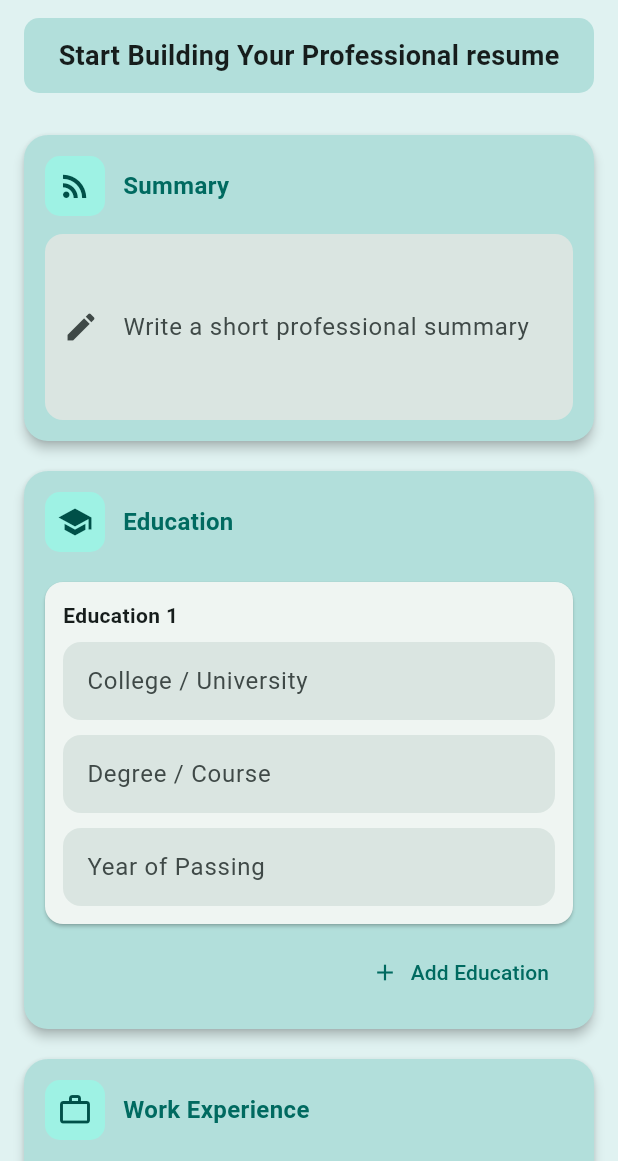
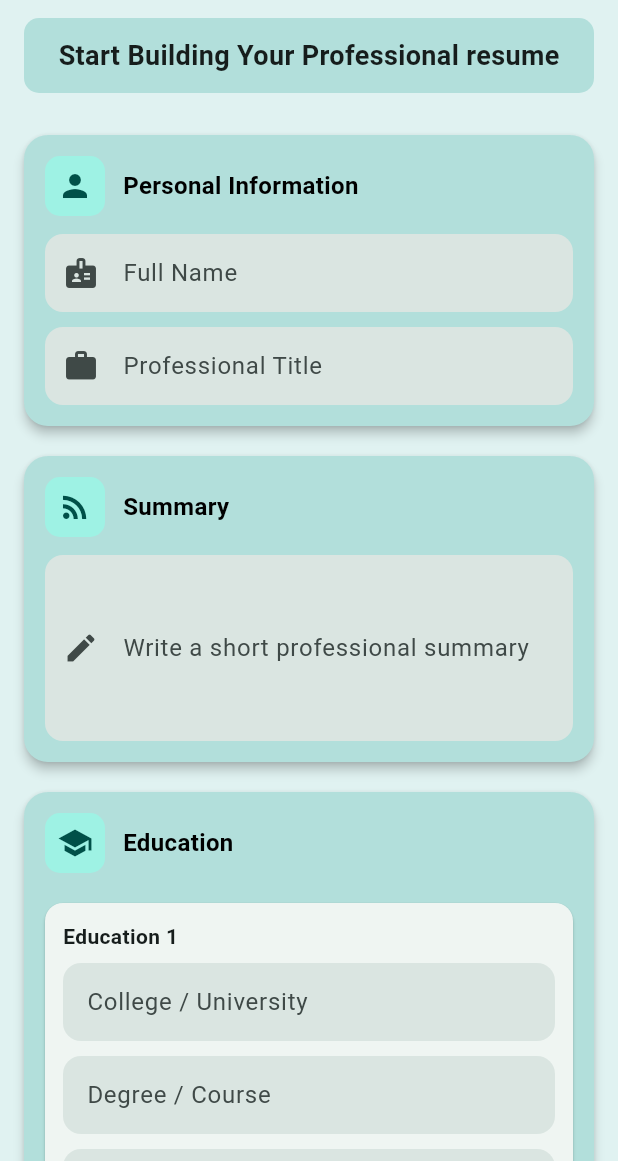
Before and after one commit to SourabhChindage/resume_builder_app, a Flutter app: the screen it shows after launch, on a phone screen of 412 x 824 dp, the part 75-1236 px from its top. Run offline on Flutter 3.47's test engine with Material 3 defaults, Android fonts, the phone set to English and light mode, and no system bars; our stand-ins replace hive; accounts and stored records are empty.

Commit message:
Final commit: Complete Flutter Resume Builder app with preview screen

```diff
--- a/lib/main.dart
+++ b/lib/main.dart
@@ -1,5 +1,8 @@
 // main.dart
 import 'package:flutter/material.dart';
+import 'models/resume_data.dart';
+import 'ResumePreviewScreen.dart';
+
 
 void main() => runApp(const MyApp());
 
@@ -28,6 +31,9 @@ class ResumeFormScreen extends StatefulWidget {
 
 class _ResumeFormScreenState extends State<ResumeFormScreen> {
   final _formKey = GlobalKey<FormState>();
+  final TextEditingController nameController = TextEditingController();
+  final TextEditingController titleController = TextEditingController();
+
   final TextEditingController summaryController = TextEditingController();
 
   // dynamic lists for education/work/projects/certifications
@@ -201,7 +207,7 @@ class _ResumeFormScreenState extends State<ResumeFormScreen> {
                 const SizedBox(width: 12),
                 Text(
                   title,
-                  style: TextStyle(fontSize: 16, fontWeight: FontWeight.bold, color: Theme.of(context).colorScheme.primary),
+                  style: TextStyle(fontSize: 16, fontWeight: FontWeight.bold, color: Colors.black),
                 ),
               ],
             ),
@@ -298,6 +304,25 @@ class _ResumeFormScreenState extends State<ResumeFormScreen> {
 
               const SizedBox(height: 18),
 
+              _sectionCard(
+                title: 'Personal Information',
+                icon: Icons.person,
+                child: Column(
+                  children: [
+                    TextField(
+                      controller: nameController,
+                      decoration: _fieldDecoration('Full Name', icon: Icons.badge),
+                    ),
+                    const SizedBox(height: 10),
+                    TextField(
+                      controller: titleController,
+                      decoration: _fieldDecoration('Professional Title', icon: Icons.work),
+                    ),
+                  ],
+                ),
+              ),
+
+
               // Summary
               _sectionCard(
                 title: 'Summary',
@@ -356,7 +381,7 @@ class _ResumeFormScreenState extends State<ResumeFormScreen> {
                       child: TextButton.icon(
                         onPressed: addEducation,
                         icon: const Icon(Icons.add),
-                        label: const Text('Add Education'),
+                        label: const Text('Add Education',style: TextStyle(color: Colors.black),),
                       ),
                     ),
                   ],
@@ -401,8 +426,9 @@ class _ResumeFormScreenState extends State<ResumeFormScreen> {
                     }),
                     Align(
                       alignment: Alignment.centerRight,
-                      child: TextButton.icon(onPressed: addWork, icon: const Icon(Icons.add), label: const Text('Add Experience')),
+                      child: TextButton.icon(onPressed: addWork, icon: const Icon(Icons.add), label: const Text('Add Experience',style: TextStyle(color: Colors.black),),
                     ),
+                    )
                   ],
                 ),
               ),
@@ -477,7 +503,7 @@ class _ResumeFormScreenState extends State<ResumeFormScreen> {
                     }),
                     Align(
                       alignment: Alignment.centerRight,
-                      child: TextButton.icon(onPressed: addCertification, icon: const Icon(Icons.add), label: const Text('Add Certification')),
+                      child: TextButton.icon(onPressed: addCertification, icon: const Icon(Icons.add), label: const Text('Add Certification',style: TextStyle(color: Colors.black),)),
                     ),
                   ],
                 ),
@@ -519,7 +545,7 @@ class _ResumeFormScreenState extends State<ResumeFormScreen> {
                     }),
                     Align(
                       alignment: Alignment.centerRight,
-                      child: TextButton.icon(onPressed: addProject, icon: const Icon(Icons.add), label: const Text('Add Project')),
+                      child: TextButton.icon(onPressed: addProject, icon: const Icon(Icons.add), label: const Text('Add Project',style: TextStyle(color: Colors.black),)),
                     ),
                   ],
                 ),
@@ -535,7 +561,7 @@ class _ResumeFormScreenState extends State<ResumeFormScreen> {
                       children: [
                         Expanded(child: TextField(controller: achievementController, decoration: _fieldDecoration('Add an achievement'))),
                         const SizedBox(width: 8),
-                        ElevatedButton(onPressed: addAchievement, child: const Text('Add')),
+                        ElevatedButton(onPressed: addAchievement, child: const Text('Add',style: TextStyle(color: Colors.black),)),
                       ],
                     ),
                     const SizedBox(height: 10),
@@ -560,23 +586,106 @@ class _ResumeFormScreenState extends State<ResumeFormScreen> {
 
               const SizedBox(height: 24),
 
-              SizedBox(
-                width: double.infinity,
-                height: 52,
-                child: ElevatedButton.icon(
-                  onPressed: () {
-                    // TODO: validate & go to preview/export
-                    if (_formKey.currentState?.validate() ?? false) {
-                      ScaffoldMessenger.of(context).showSnackBar(const SnackBar(content: Text('Open Preview — not implemented yet')));
-                    } else {
-                      ScaffoldMessenger.of(context).showSnackBar(const SnackBar(content: Text('Preview not implemented — form validated')));
-                    }
-                  },
-                  icon: const Icon(Icons.picture_as_pdf),
-                  label: const Text('Preview Resume', style: TextStyle(fontSize: 16, fontWeight: FontWeight.w600)),
-                  style: ElevatedButton.styleFrom(shape: RoundedRectangleBorder(borderRadius: BorderRadius.circular(12))),
-                ),
+              Row(
+                children: [
+                  Expanded(
+                    child: ElevatedButton.icon(
+                      onPressed: () {
+                        // ✅ Reset everything
+                        summaryController.clear();
+                        skillController.clear();
+                        achievementController.clear();
+                        skills.clear();
+                        achievements.clear();
+
+                        for (final e in education) {
+                          e.values.forEach((c) => c.clear());
+                        }
+                        for (final w in work) {
+                          w.values.forEach((c) => c.clear());
+                        }
+                        for (final c in certifications) {
+                          c.values.forEach((ctl) => ctl.clear());
+                        }
+                        for (final p in projects) {
+                          p.values.forEach((ctl) => ctl.clear());
+                        }
+
+                        setState(() {}); // refresh UI
+                        ScaffoldMessenger.of(context).showSnackBar(
+                          const SnackBar(content: Text("Form reset successfully")),
+                        );
+                      },
+                      icon: const Icon(Icons.refresh),
+                      label: const Text(
+                        'Reset',
+                        style: TextStyle(fontSize: 16, fontWeight: FontWeight.w600),
+                      ),
+                      style: ElevatedButton.styleFrom(
+
+                        shape: RoundedRectangleBorder(
+                          borderRadius: BorderRadius.circular(12),
+                        ),
+                      ),
+                    ),
+                  ),
+                  const SizedBox(width: 12),
+                  Expanded(
+                    child: ElevatedButton.icon(
+                      onPressed: () {
+                        final resumeData = ResumeData(
+                          name: nameController.text,      // add this
+                          title: titleController.text,    // add this
+                          summary: summaryController.text,
+                          education: education.map((e) => {
+                            "institution": e["institution"]!.text,
+                            "degree": e["degree"]!.text,
+                            "year": e["year"]!.text,
+                          }).toList(),
+                          work: work.map((w) => {
+                            "company": w["company"]!.text,
+                            "role": w["role"]!.text,
+                            "duration": w["duration"]!.text,
+                            "responsibilities": w["responsibilities"]!.text,
+                          }).toList(),
+                          certifications: certifications.map((c) => {
+                            "name": c["name"]!.text,
+                            "issuer": c["issuer"]!.text,
+                            "year": c["year"]!.text,
+                          }).toList(),
+                          projects: projects.map((p) => {
+                            "title": p["title"]!.text,
+                            "description": p["description"]!.text,
+                            "link": p["link"]!.text,
+                          }).toList(),
+                          skills: skills,
+                          achievements: achievements,
+                        );
+
+
+                        Navigator.push(
+                          context,
+                          MaterialPageRoute(
+                            builder: (context) => ResumePreviewScreen(resumeData: resumeData),
+                          ),
+                        );
+                      },
+
+                      icon: const Icon(Icons.picture_as_pdf),
+                      label: const Text(
+                        'Preview ',
+                        style: TextStyle(fontSize: 16, fontWeight: FontWeight.w600),
+                      ),
+                      style: ElevatedButton.styleFrom(
+                        shape: RoundedRectangleBorder(
+                          borderRadius: BorderRadius.circular(12),
+                        ),
+                      ),
+                    ),
+                  ),
+                ],
               ),
+
 
               const SizedBox(height: 30),
             ],
--- /dev/null
+++ b/lib/models/resume_data.dart
@@ -0,0 +1,23 @@
+class ResumeData {
+  final String name;       // new
+  final String title;      // new
+  final String summary;
+  final List<Map<String, String>> education;
+  final List<Map<String, String>> work;
+  final List<Map<String, String>> certifications;
+  final List<Map<String, String>> projects;
+  final List<String> skills;
+  final List<String> achievements;
+
+  ResumeData({
+    required this.name,
+    required this.title,
+    required this.summary,
+    required this.education,
+    required this.work,
+    required this.certifications,
+    required this.projects,
+    required this.skills,
+    required this.achievements,
+  });
+}
```
Also changed, not shown: lib/ResumePreviewScreen.dart (added, +298 -0 lines).
